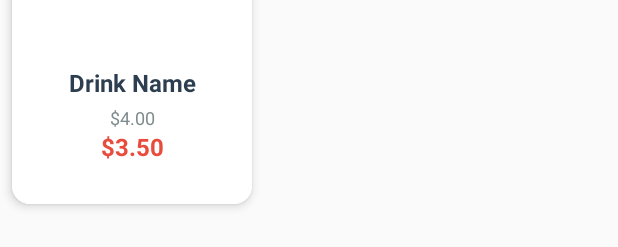
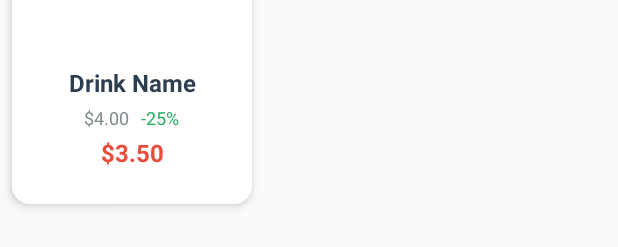
Before and after one commit to Hoshino2004/TinkDrao, an Android app: the layout item_new_drink.xml on its own in the app's theme, with its tools: preview values and no code run, on a phone screen of 412 x 824 dp. Shown: the part 138-385 px from the top of the screen. Run offline under Robolectric (Android 15) with nearby library versions, the light colour scheme and no system bars.

Commit message:
Ponnie ngu

```diff
--- a/app/src/main/java/com/example/tinkdrao/adapter/DrinkAdapter.java
+++ b/app/src/main/java/com/example/tinkdrao/adapter/DrinkAdapter.java
@@ -51,11 +51,13 @@ public class DrinkAdapter extends RecyclerView.Adapter<DrinkAdapter.DrinkViewHol
         // Hiển thị giá gốc nếu có giảm giá
         if (drink.getDiscount() > 0) {
             double discountedPrice = drink.getPrice() * (100 - drink.getDiscount()) / 100;
+            holder.drinkDiscountedPercent.setText("-" + decimalFormat.format(drink.getDiscount()) + "%");
             holder.drinkDiscountedPrice.setText(decimalFormat.format((int) discountedPrice) + "₫");
             holder.drinkOriginalPrice.setText(decimalFormat.format((int) drink.getPrice()) + "₫");
             holder.drinkOriginalPrice.setVisibility(View.VISIBLE);
         } else {
             holder.drinkOriginalPrice.setVisibility(View.GONE);
+            holder.drinkDiscountedPercent.setVisibility(View.GONE);
             holder.drinkDiscountedPrice.setText(decimalFormat.format((int) drink.getPrice()) + "₫");
         }
 
@@ -83,6 +85,8 @@ public class DrinkAdapter extends RecyclerView.Adapter<DrinkAdapter.DrinkViewHol
         public TextView drinkName;
         public TextView drinkOriginalPrice;
         public TextView drinkDiscountedPrice;
+        public TextView drinkDiscountedPercent;
+
         public DrinkViewHolder(@NonNull View itemView) {
             super(itemView);
             drinkImage = itemView.findViewById(R.id.drinkImage);
@@ -92,6 +96,8 @@ public class DrinkAdapter extends RecyclerView.Adapter<DrinkAdapter.DrinkViewHol
             drinkOriginalPrice.setPaintFlags(drinkOriginalPrice.getPaintFlags() | Paint.STRIKE_THRU_TEXT_FLAG);
 
             drinkDiscountedPrice = itemView.findViewById(R.id.drinkDiscountedPrice);
+
+            drinkDiscountedPercent = itemView.findViewById(R.id.drinkDiscountPercent);
         }
     }
 }
--- a/app/src/main/java/com/example/tinkdrao/adapter/SearchDrinkAdapter.java
+++ b/app/src/main/java/com/example/tinkdrao/adapter/SearchDrinkAdapter.java
@@ -49,11 +49,13 @@ public class SearchDrinkAdapter extends RecyclerView.Adapter<SearchDrinkAdapter.
         // Hiển thị giá gốc nếu có giảm giá
         if (drink.getDiscount() > 0) {
             double discountedPrice = drink.getPrice() * (100 - drink.getDiscount()) / 100;
+            holder.drinkDiscountedPercent.setText("-" + decimalFormat.format(drink.getDiscount()) + "%");
             holder.drinkDiscountedPrice.setText(decimalFormat.format((int) discountedPrice) + "₫");
             holder.drinkOriginalPrice.setText(decimalFormat.format((int) drink.getPrice()) + "₫");
             holder.drinkOriginalPrice.setVisibility(View.VISIBLE);
         } else {
             holder.drinkOriginalPrice.setVisibility(View.GONE);
+            holder.drinkDiscountedPercent.setVisibility(View.GONE);
             holder.drinkDiscountedPrice.setText(decimalFormat.format((int) drink.getPrice()) + "₫");
         }
 
@@ -123,6 +125,7 @@ public class SearchDrinkAdapter extends RecyclerView.Adapter<SearchDrinkAdapter.
         TextView drinkName;
         TextView drinkOriginalPrice;
         TextView drinkDiscountedPrice;
+        TextView drinkDiscountedPercent;
 
         public DrinkViewHolder(@NonNull View itemView) {
             super(itemView);
@@ -133,6 +136,8 @@ public class SearchDrinkAdapter extends RecyclerView.Adapter<SearchDrinkAdapter.
             drinkOriginalPrice.setPaintFlags(drinkOriginalPrice.getPaintFlags() | Paint.STRIKE_THRU_TEXT_FLAG);
 
             drinkDiscountedPrice = itemView.findViewById(R.id.drinkSearchDiscountedPrice);
+
+            drinkDiscountedPercent = itemView.findViewById(R.id.drinkSearchDiscountPercent);
         }
     }
 }
--- a/app/src/main/res/layout/activity_main.xml
+++ b/app/src/main/res/layout/activity_main.xml
@@ -95,6 +95,8 @@
                 android:overScrollMode="never"/>
 
         </LinearLayout>
+
+
     </androidx.core.widget.NestedScrollView>
 
 </FrameLayout>
--- a/app/src/main/res/layout/item_new_drink.xml
+++ b/app/src/main/res/layout/item_new_drink.xml
@@ -33,20 +33,39 @@
             android:textColor="#2C3E50"
             android:paddingHorizontal="8dp"
             android:paddingTop="8dp"
-            android:paddingBottom="4dp"
+            android:ellipsize="end"
+            android:maxLines="1"
             android:gravity="center"/>
 
-        <!-- Giá gốc (bị gạch ngang) -->
-        <TextView
-            android:id="@+id/newDrinkOriginalPrice"
+        <!-- Layout cho giá gốc và phần trăm giảm giá -->
+        <LinearLayout
             android:layout_width="match_parent"
             android:layout_height="wrap_content"
-            android:text="$4.00"
-            android:textSize="12sp"
-            android:textColor="#7F8C8D"
+            android:orientation="horizontal"
             android:gravity="center"
             android:paddingHorizontal="8dp"
-            android:visibility="visible"/>
+            android:paddingTop="4dp">
+
+            <!-- Giá gốc (bị gạch ngang) -->
+            <TextView
+                android:id="@+id/newDrinkOriginalPrice"
+                android:layout_width="wrap_content"
+                android:layout_height="wrap_content"
+                android:text="$4.00"
+                android:textSize="12sp"
+                android:textColor="#7F8C8D"
+                android:paddingEnd="8dp"
+                android:visibility="visible"/>
+
+            <!-- Phần trăm giảm giá -->
+            <TextView
+                android:id="@+id/newDrinkDiscountPercent"
+                android:layout_width="wrap_content"
+                android:layout_height="wrap_content"
+                android:text="-25%"
+                android:textSize="12sp"
+                android:textColor="#27AE60"/>
+        </LinearLayout>
 
         <!-- Giá đã giảm -->
         <TextView
@@ -59,6 +78,7 @@
             android:textColor="#E74C3C"
             android:gravity="center"
             android:paddingHorizontal="8dp"
+            android:paddingTop="4dp"
             android:paddingBottom="8dp"/>
 
     </LinearLayout>
```
Also changed, not shown: app/src/main/java/com/example/tinkdrao/MainActivity.java (+7 -5 lines), app/src/main/java/com/example/tinkdrao/adapter/ImageSliderAdapter.java (+15 -5 lines), app/src/main/java/com/example/tinkdrao/adapter/NewDrinkAdapter.java (+15 -0 lines), app/src/main/res/layout/item_drink.xml (+28 -8 lines), app/src/main/res/layout/item_search_drink.xml (+23 -7 lines).
